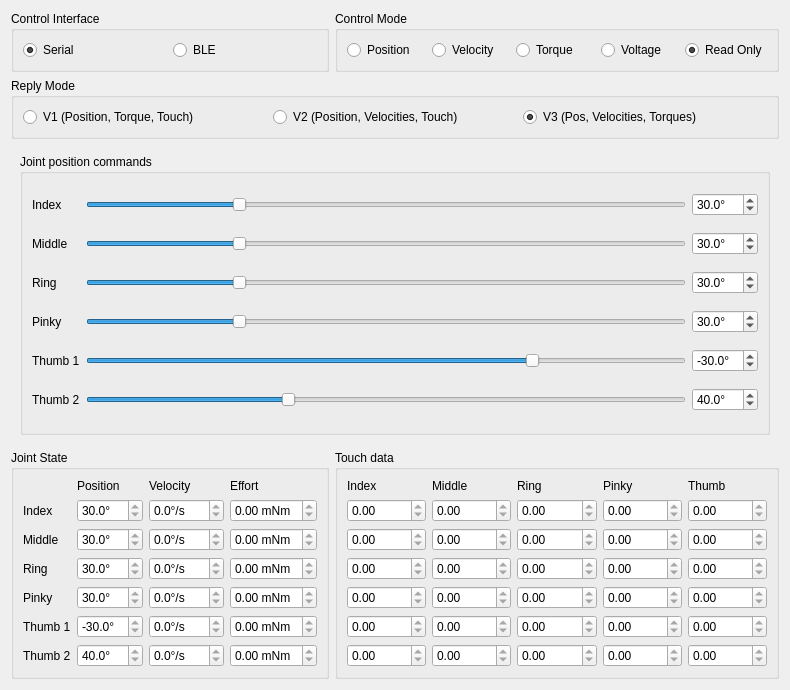
HumanoidsBonn/psyonic_hand_ros, file rqt_psyonic_hand/src/rqt_psyonic_hand/psyonic_hand_rqt_plugin.ui: the form before one commit.
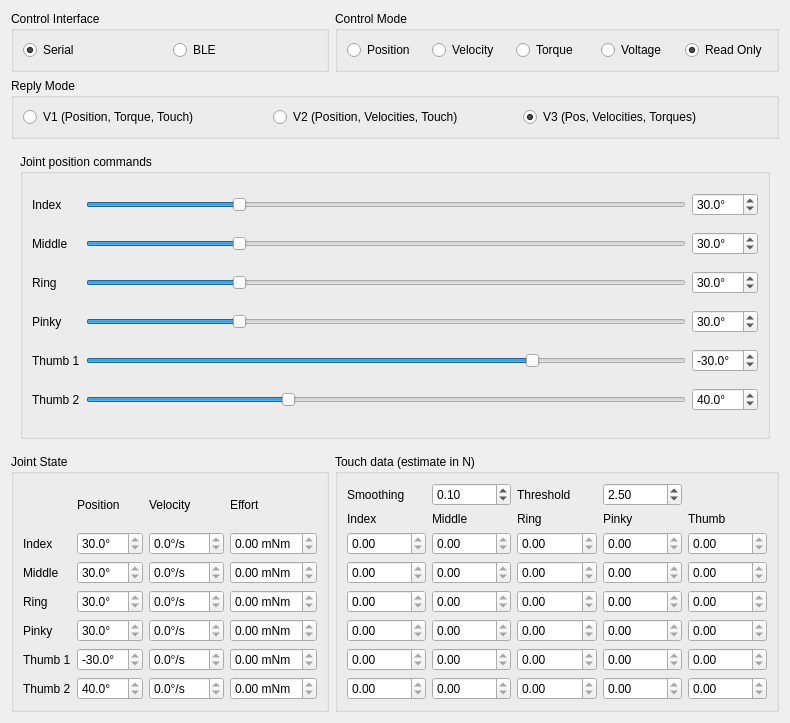
The form after the commit.

Commit message: Add touch force estimation, smoothing, threshold

```diff
--- a/rqt_psyonic_hand/src/rqt_psyonic_hand/psyonic_hand_rqt_plugin.ui
+++ b/rqt_psyonic_hand/src/rqt_psyonic_hand/psyonic_hand_rqt_plugin.ui
@@ -7,7 +7,7 @@
     <x>0</x>
     <y>0</y>
     <width>790</width>
-    <height>690</height>
+    <height>723</height>
    </rect>
   </property>
   <property name="windowTitle">
@@ -1889,251 +1889,381 @@
    <item row="3" column="1" colspan="2">
     <widget class="QGroupBox" name="touchDataGroupBox">
      <property name="title">
-      <string>Touch data</string>
+      <string>Touch data (estimate in N)</string>
      </property>
      <layout class="QGridLayout" name="touchDataGridLayout">
-      <item row="0" column="0">
+      <item row="5" column="4">
+       <widget class="QDoubleSpinBox" name="touchThumb3SpinBox">
+        <property name="readOnly">
+         <bool>true</bool>
+        </property>
+        <property name="maximum">
+         <double>9.990000000000000</double>
+        </property>
+       </widget>
+      </item>
+      <item row="5" column="1">
+       <widget class="QDoubleSpinBox" name="touchMiddle3SpinBox">
+        <property name="readOnly">
+         <bool>true</bool>
+        </property>
+        <property name="maximum">
+         <double>9.990000000000000</double>
+        </property>
+       </widget>
+      </item>
+      <item row="2" column="1">
+       <widget class="QDoubleSpinBox" name="touchMiddle0SpinBox">
+        <property name="readOnly">
+         <bool>true</bool>
+        </property>
+        <property name="maximum">
+         <double>9.990000000000000</double>
+        </property>
+       </widget>
+      </item>
+      <item row="1" column="0">
        <widget class="QLabel" name="touchIndexLabel">
         <property name="text">
          <string>Index</string>
         </property>
        </widget>
       </item>
-      <item row="0" column="1">
-       <widget class="QLabel" name="touchMiddleLabel">
-        <property name="text">
-         <string>Middle</string>
+      <item row="4" column="3">
+       <widget class="QDoubleSpinBox" name="touchPinky2SpinBox">
+        <property name="readOnly">
+         <bool>true</bool>
         </property>
+        <property name="maximum">
+         <double>9.990000000000000</double>
+        </property>
        </widget>
       </item>
-      <item row="0" column="2">
+      <item row="6" column="0">
+       <widget class="QDoubleSpinBox" name="touchIndex4SpinBox">
+        <property name="readOnly">
+         <bool>true</bool>
+        </property>
+        <property name="maximum">
+         <double>9.990000000000000</double>
+        </property>
+       </widget>
+      </item>
+      <item row="3" column="4">
+       <widget class="QDoubleSpinBox" name="touchThumb1SpinBox">
+        <property name="readOnly">
+         <bool>true</bool>
+        </property>
+        <property name="maximum">
+         <double>9.990000000000000</double>
+        </property>
+       </widget>
+      </item>
+      <item row="3" column="2">
+       <widget class="QDoubleSpinBox" name="touchRing1SpinBox">
+        <property name="readOnly">
+         <bool>true</bool>
+        </property>
+        <property name="maximum">
+         <double>9.990000000000000</double>
+        </property>
+       </widget>
+      </item>
+      <item row="1" column="2">
        <widget class="QLabel" name="touchRingLabel">
         <property name="text">
          <string>Ring</string>
         </property>
        </widget>
       </item>
-      <item row="0" column="3">
-       <widget class="QLabel" name="touchPinkyLabel">
-        <property name="text">
-         <string>Pinky</string>
+      <item row="6" column="1">
+       <widget class="QDoubleSpinBox" name="touchMiddle4SpinBox">
+        <property name="readOnly">
+         <bool>true</bool>
         </property>
-       </widget>
-      </item>
-      <item row="0" column="4">
-       <widget class="QLabel" name="touchThumbLabel">
-        <property name="text">
-         <string>Thumb</string>
+        <property name="maximum">
+         <double>9.990000000000000</double>
         </property>
        </widget>
       </item>
-      <item row="1" column="0">
+      <item row="2" column="0">
        <widget class="QDoubleSpinBox" name="touchIndex0SpinBox">
         <property name="readOnly">
          <bool>true</bool>
         </property>
-       </widget>
-      </item>
-      <item row="1" column="1">
-       <widget class="QDoubleSpinBox" name="touchMiddle0SpinBox">
-        <property name="readOnly">
-         <bool>true</bool>
-        </property>
-       </widget>
-      </item>
-      <item row="1" column="2">
-       <widget class="QDoubleSpinBox" name="touchRing0SpinBox">
-        <property name="readOnly">
-         <bool>true</bool>
-        </property>
-       </widget>
-      </item>
-      <item row="1" column="3">
-       <widget class="QDoubleSpinBox" name="touchPinky0SpinBox">
-        <property name="readOnly">
-         <bool>true</bool>
-        </property>
-       </widget>
-      </item>
-      <item row="1" column="4">
-       <widget class="QDoubleSpinBox" name="touchThumb0SpinBox">
-        <property name="readOnly">
-         <bool>true</bool>
-        </property>
-       </widget>
-      </item>
-      <item row="2" column="0">
-       <widget class="QDoubleSpinBox" name="touchIndex1SpinBox">
-        <property name="readOnly">
-         <bool>true</bool>
-        </property>
-       </widget>
-      </item>
-      <item row="2" column="1">
-       <widget class="QDoubleSpinBox" name="touchMiddle1SpinBox">
-        <property name="readOnly">
-         <bool>true</bool>
-        </property>
-       </widget>
-      </item>
-      <item row="2" column="2">
-       <widget class="QDoubleSpinBox" name="touchRing1SpinBox">
-        <property name="readOnly">
-         <bool>true</bool>
-        </property>
-       </widget>
-      </item>
-      <item row="2" column="3">
-       <widget class="QDoubleSpinBox" name="touchPinky1SpinBox">
-        <property name="readOnly">
-         <bool>true</bool>
+        <property name="maximum">
+         <double>9.990000000000000</double>
         </property>
        </widget>
       </item>
       <item row="2" column="4">
-       <widget class="QDoubleSpinBox" name="touchThumb1SpinBox">
+       <widget class="QDoubleSpinBox" name="touchThumb0SpinBox">
         <property name="readOnly">
          <bool>true</bool>
         </property>
-       </widget>
-      </item>
-      <item row="3" column="0">
-       <widget class="QDoubleSpinBox" name="touchIndex2SpinBox">
-        <property name="readOnly">
-         <bool>true</bool>
+        <property name="maximum">
+         <double>9.990000000000000</double>
         </property>
        </widget>
       </item>
-      <item row="3" column="1">
+      <item row="4" column="1">
        <widget class="QDoubleSpinBox" name="touchMiddle2SpinBox">
         <property name="readOnly">
          <bool>true</bool>
         </property>
-       </widget>
-      </item>
-      <item row="3" column="2">
-       <widget class="QDoubleSpinBox" name="touchRing2SpinBox">
-        <property name="readOnly">
-         <bool>true</bool>
+        <property name="maximum">
+         <double>9.990000000000000</double>
         </property>
        </widget>
       </item>
-      <item row="3" column="3">
-       <widget class="QDoubleSpinBox" name="touchPinky2SpinBox">
+      <item row="7" column="3">
+       <widget class="QDoubleSpinBox" name="touchPinky5SpinBox">
         <property name="readOnly">
          <bool>true</bool>
         </property>
-       </widget>
-      </item>
-      <item row="3" column="4">
-       <widget class="QDoubleSpinBox" name="touchThumb2SpinBox">
-        <property name="readOnly">
-         <bool>true</bool>
+        <property name="maximum">
+         <double>9.990000000000000</double>
         </property>
        </widget>
       </item>
-      <item row="4" column="0">
+      <item row="5" column="0">
        <widget class="QDoubleSpinBox" name="touchIndex3SpinBox">
         <property name="readOnly">
          <bool>true</bool>
         </property>
-       </widget>
-      </item>
-      <item row="4" column="1">
-       <widget class="QDoubleSpinBox" name="touchMiddle3SpinBox">
-        <property name="readOnly">
-         <bool>true</bool>
+        <property name="maximum">
+         <double>9.990000000000000</double>
         </property>
        </widget>
       </item>
-      <item row="4" column="2">
+      <item row="5" column="2">
        <widget class="QDoubleSpinBox" name="touchRing3SpinBox">
         <property name="readOnly">
          <bool>true</bool>
         </property>
-       </widget>
-      </item>
-      <item row="4" column="3">
-       <widget class="QDoubleSpinBox" name="touchPinky3SpinBox">
-        <property name="readOnly">
-         <bool>true</bool>
+        <property name="maximum">
+         <double>9.990000000000000</double>
         </property>
        </widget>
       </item>
-      <item row="4" column="4">
-       <widget class="QDoubleSpinBox" name="touchThumb3SpinBox">
+      <item row="7" column="1">
+       <widget class="QDoubleSpinBox" name="touchMiddle5SpinBox">
         <property name="readOnly">
          <bool>true</bool>
         </property>
-       </widget>
-      </item>
-      <item row="5" column="0">
-       <widget class="QDoubleSpinBox" name="touchIndex4SpinBox">
-        <property name="readOnly">
-         <bool>true</bool>
+        <property name="maximum">
+         <double>9.990000000000000</double>
         </property>
        </widget>
       </item>
-      <item row="5" column="1">
-       <widget class="QDoubleSpinBox" name="touchMiddle4SpinBox">
+      <item row="3" column="3">
+       <widget class="QDoubleSpinBox" name="touchPinky1SpinBox">
         <property name="readOnly">
          <bool>true</bool>
         </property>
+        <property name="maximum">
+         <double>9.990000000000000</double>
+        </property>
        </widget>
       </item>
-      <item row="5" column="2">
+      <item row="6" column="2">
        <widget class="QDoubleSpinBox" name="touchRing4SpinBox">
         <property name="readOnly">
          <bool>true</bool>
         </property>
+        <property name="maximum">
+         <double>9.990000000000000</double>
+        </property>
        </widget>
       </item>
-      <item row="5" column="3">
+      <item row="6" column="3">
        <widget class="QDoubleSpinBox" name="touchPinky4SpinBox">
         <property name="readOnly">
          <bool>true</bool>
         </property>
+        <property name="maximum">
+         <double>9.990000000000000</double>
+        </property>
        </widget>
       </item>
-      <item row="5" column="4">
-       <widget class="QDoubleSpinBox" name="touchThumb4SpinBox">
+      <item row="3" column="1">
+       <widget class="QDoubleSpinBox" name="touchMiddle1SpinBox">
         <property name="readOnly">
          <bool>true</bool>
         </property>
+        <property name="maximum">
+         <double>9.990000000000000</double>
+        </property>
        </widget>
       </item>
-      <item row="6" column="0">
-       <widget class="QDoubleSpinBox" name="touchIndex5SpinBox">
+      <item row="3" column="0">
+       <widget class="QDoubleSpinBox" name="touchIndex1SpinBox">
         <property name="readOnly">
          <bool>true</bool>
         </property>
+        <property name="maximum">
+         <double>9.990000000000000</double>
+        </property>
        </widget>
       </item>
-      <item row="6" column="1">
-       <widget class="QDoubleSpinBox" name="touchMiddle5SpinBox">
+      <item row="7" column="4">
+       <widget class="QDoubleSpinBox" name="touchThumb5SpinBox">
         <property name="readOnly">
          <bool>true</bool>
         </property>
+        <property name="maximum">
+         <double>9.990000000000000</double>
+        </property>
        </widget>
       </item>
-      <item row="6" column="2">
+      <item row="1" column="4">
+       <widget class="QLabel" name="touchThumbLabel">
+        <property name="text">
+         <string>Thumb</string>
+        </property>
+       </widget>
+      </item>
+      <item row="4" column="0">
+       <widget class="QDoubleSpinBox" name="touchIndex2SpinBox">
+        <property name="readOnly">
+         <bool>true</bool>
+        </property>
+        <property name="maximum">
+         <double>9.990000000000000</double>
+        </property>
+       </widget>
+      </item>
+      <item row="7" column="2">
        <widget class="QDoubleSpinBox" name="touchRing5SpinBox">
         <property name="readOnly">
          <bool>true</bool>
         </property>
+        <property name="maximum">
+         <double>9.990000000000000</double>
+        </property>
        </widget>
       </item>
-      <item row="6" column="3">
-       <widget class="QDoubleSpinBox" name="touchPinky5SpinBox">
+      <item row="2" column="2">
+       <widget class="QDoubleSpinBox" name="touchRing0SpinBox">
         <property name="readOnly">
          <bool>true</bool>
+        </property>
+        <property name="maximum">
+         <double>9.990000000000000</double>
+        </property>
+       </widget>
+      </item>
+      <item row="7" column="0">
+       <widget class="QDoubleSpinBox" name="touchIndex5SpinBox">
+        <property name="readOnly">
+         <bool>true</bool>
+        </property>
+        <property name="maximum">
+         <double>9.990000000000000</double>
+        </property>
+       </widget>
+      </item>
+      <item row="4" column="4">
+       <widget class="QDoubleSpinBox" name="touchThumb2SpinBox">
+        <property name="readOnly">
+         <bool>true</bool>
+        </property>
+        <property name="maximum">
+         <double>9.990000000000000</double>
+        </property>
+       </widget>
+      </item>
+      <item row="1" column="1">
+       <widget class="QLabel" name="touchMiddleLabel">
+        <property name="text">
+         <string>Middle</string>
+        </property>
+       </widget>
+      </item>
+      <item row="5" column="3">
+       <widget class="QDoubleSpinBox" name="touchPinky3SpinBox">
+        <property name="readOnly">
+         <bool>true</bool>
+        </property>
+        <property name="maximum">
+         <double>9.990000000000000</double>
+        </property>
+       </widget>
+      </item>
+      <item row="1" column="3">
+       <widget class="QLabel" name="touchPinkyLabel">
+        <property name="text">
+         <string>Pinky</string>
+        </property>
+       </widget>
+      </item>
+      <item row="2" column="3">
+       <widget class="QDoubleSpinBox" name="touchPinky0SpinBox">
+        <property name="readOnly">
+         <bool>true</bool>
+        </property>
+        <property name="maximum">
+         <double>9.990000000000000</double>
         </property>
        </widget>
       </item>
       <item row="6" column="4">
-       <widget class="QDoubleSpinBox" name="touchThumb5SpinBox">
+       <widget class="QDoubleSpinBox" name="touchThumb4SpinBox">
         <property name="readOnly">
          <bool>true</bool>
+        </property>
+        <property name="maximum">
+         <double>9.990000000000000</double>
+        </property>
+       </widget>
+      </item>
+      <item row="4" column="2">
+       <widget class="QDoubleSpinBox" name="touchRing2SpinBox">
+        <property name="readOnly">
+         <bool>true</bool>
+        </property>
+        <property name="maximum">
+         <double>9.990000000000000</double>
+        </property>
+       </widget>
+      </item>
+      <item row="0" column="1">
+       <widget class="QDoubleSpinBox" name="touchSmoothingSpinBox">
+        <property name="maximum">
+         <double>1.000000000000000</double>
+        </property>
+        <property name="singleStep">
+         <double>0.010000000000000</double>
+        </property>
+        <property name="value">
+         <double>0.100000000000000</double>
+        </property>
+       </widget>
+      </item>
+      <item row="0" column="0">
+       <widget class="QLabel" name="touchSmoothingLabel">
+        <property name="text">
+         <string>Smoothing</string>
+        </property>
+       </widget>
+      </item>
+      <item row="0" column="2">
+       <widget class="QLabel" name="touchThresholdLabel">
+        <property name="text">
+         <string>Threshold</string>
+        </property>
+       </widget>
+      </item>
+      <item row="0" column="3">
+       <widget class="QDoubleSpinBox" name="touchThresholdSpinBox">
+        <property name="maximum">
+         <double>9.990000000000000</double>
+        </property>
+        <property name="singleStep">
+         <double>0.100000000000000</double>
+        </property>
+        <property name="value">
+         <double>2.500000000000000</double>
         </property>
        </widget>
       </item>
```
The commit also changes 2 other files.
